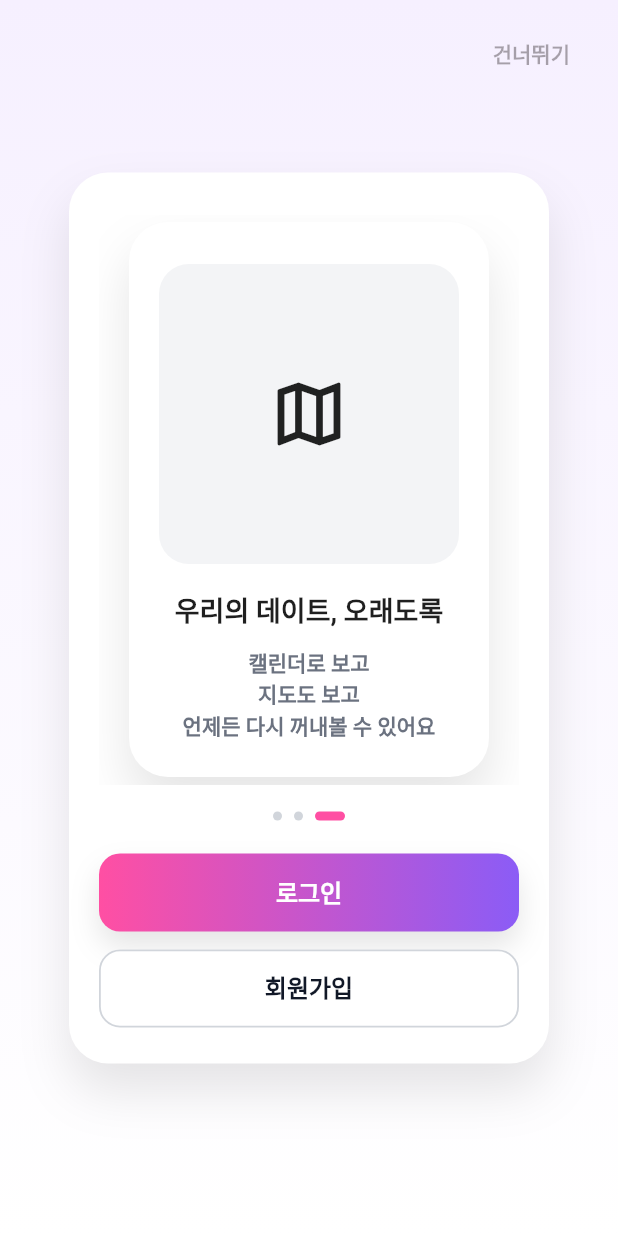
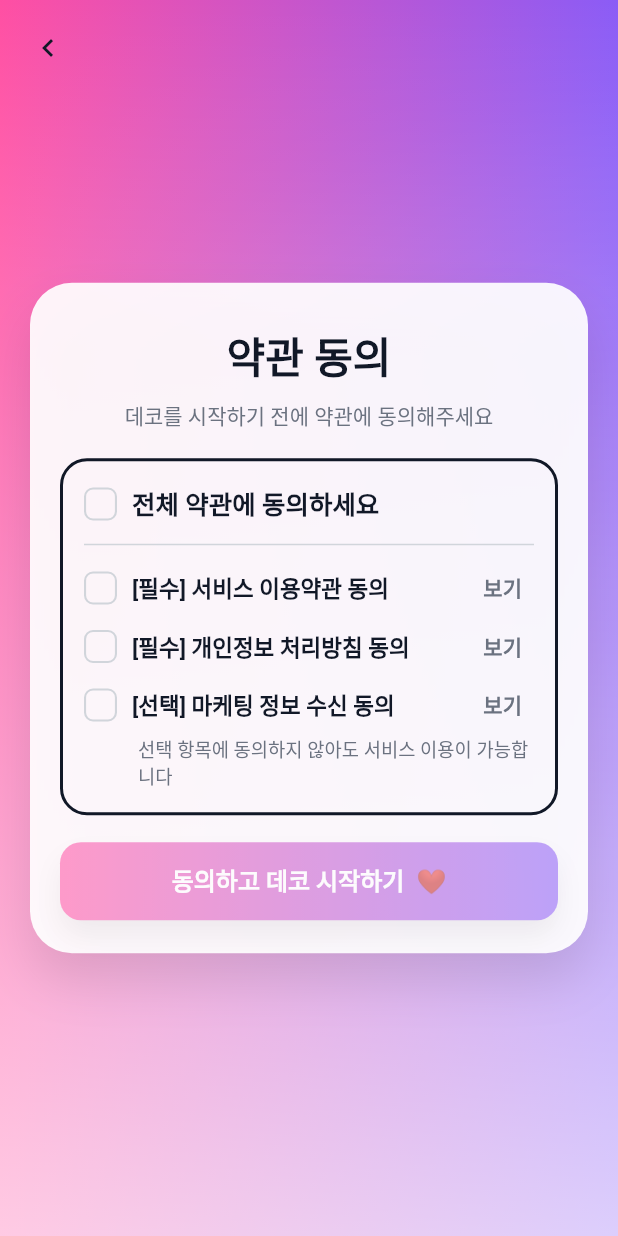
Before and after one commit to JIKYUNGHEE/Deco, a Flutter app: the screen it shows after launch, after a tap on "다음", after a tap on "건너뛰기", after a tap on "회원가입", on a phone screen of 412 x 824 dp. Run offline on Flutter 3.47's test engine with Material 3 defaults, Android fonts, the light colour scheme and no system bars; our stand-ins replace firebase_core, go_router; accounts and stored records are empty; Roboto replaces fonts that are missing (Cafe24SsurroundAir).

Commit message:
feat: 약관동의 ui 완성

```diff
--- a/lib/routing/router.dart
+++ b/lib/routing/router.dart
@@ -7,6 +7,7 @@ import 'package:deco/ui/home/home_screen.dart';
 import 'package:deco/ui/login/login_screen.dart';
 import 'package:deco/ui/mypage/mypage_screen.dart';
 import 'package:deco/ui/onboarding/onboarding_screen.dart';
+import 'package:deco/ui/terms/terms_agree_screen.dart';
 import 'package:flutter/material.dart';
 import 'package:go_router/go_router.dart';
 
@@ -36,38 +37,39 @@ GoRouter createRouter(AppState appState) {
     navigatorKey: _rootNavigatorKey,
     initialLocation: '/onboarding',
     refreshListenable: appState,
-    redirect: (context, state) {
-      final loc = state.matchedLocation;
-
-      if(loc == '/theme') return null;
-
-      final inOnboarding = loc == '/onboarding';
-      final inLogin = loc == '/login';
-      final inConnect = loc == '/connect';
-
-      final inShell = loc == '/home' || loc =='/course' || loc == '/calendar' || loc == '/mypage';
-
-      if(!appState.onboardingDone) {
-        return inOnboarding ? null : '/onboarding';
-      }
-
-      if(!appState.signedIn) {
-        return inLogin ? null : '/login';
-      }
-
-      if(!appState.coupleConnected) {
-        return inConnect ? null : '/connect';
-      }
-
-      if(inOnboarding || inLogin || inConnect) {
-        return '/home';
-      }
-
-      return null;
-    },
+    // redirect: (context, state) {
+    //   final loc = state.matchedLocation;
+    //
+    //   if(loc == '/theme') return null;
+    //
+    //   final inOnboarding = loc == '/onboarding';
+    //   final inLogin = loc == '/login';
+    //   final inConnect = loc == '/connect';
+    //
+    //   final inShell = loc == '/home' || loc =='/course' || loc == '/calendar' || loc == '/mypage';
+    //
+    //   if(!appState.onboardingDone) {
+    //     return inOnboarding ? null : '/onboarding';
+    //   }
+    //
+    //   if(!appState.signedIn) {
+    //     return inLogin ? null : '/login';
+    //   }
+    //
+    //   if(!appState.coupleConnected) {
+    //     return inConnect ? null : '/connect';
+    //   }
+    //
+    //   if(inOnboarding || inLogin || inConnect) {
+    //     return '/home';
+    //   }
+    //
+    //   return null;
+    // },
     routes: [
       GoRoute(path: '/theme', builder: (context, state) => ThemePreviewPage()),
       GoRoute(path: '/onboarding', builder: (context, state) => OnboardingScreen()),
+      GoRoute(path: '/terms', builder: (context, state) => TermsAgreeScreen()),
       GoRoute(path: '/login', builder: (context, state) => LoginScreen()),
       GoRoute(path: '/connect', builder: (context, state) => ConnectScreen()),
       StatefulShellRoute.indexedStack(
--- a/lib/ui/onboarding/onboarding_screen.dart
+++ b/lib/ui/onboarding/onboarding_screen.dart
@@ -79,7 +79,7 @@ class _OnboardingScreenState extends State<OnboardingScreen> {
                                 const SizedBox(height: 12),
                                 DecoOutlinedButton(
                                   label: '회원가입',
-                                  onPressed: () => context.go('/signup'),
+                                  onPressed: () => context.go('/terms'),
                                 ),
                               ],
                             )
--- /dev/null
+++ b/lib/ui/terms/notion_links.dart
@@ -0,0 +1,5 @@
+class NotionLinks {
+  static const serviceTerms = 'https://honeysuckle-periodical-752.notion.site/DECO-2cbb6650ca18804da7bdf35206eb1aeb';  // 서비스 이용약관 노션 공개 URL
+  static const privacyPolicy = 'https://honeysuckle-periodical-752.notion.site/DECO-2cbb6650ca18804da7bdf35206eb1aeb'; // 개인정보 처리방침 URL
+  static const marketing = 'https://honeysuckle-periodical-752.notion.site/DECO-2cbb6650ca18804da7bdf35206eb1aeb';     // 마케팅 수신 동의 URL
+}
--- /dev/null
+++ b/lib/ui/terms/terms_agree_screen.dart
@@ -0,0 +1,365 @@
+import 'package:flutter/material.dart';
+import 'package:go_router/go_router.dart';
+import 'package:url_launcher/url_launcher.dart';
+
+import '../core/themes/deco_theme_extension.dart';
+import '../core/widgets/deco_press_scale.dart';
+import '../core/widgets/deco_primary_button.dart';
+import 'notion_links.dart';
+
+class TermsAgreeScreen extends StatefulWidget {
+  const TermsAgreeScreen({super.key});
+
+  @override
+  State<TermsAgreeScreen> createState() => _TermsAgreeScreenState();
+}
+
+Future<void> openUrl(String url) async {
+  final uri = Uri.parse(url);
+  if (!await launchUrl(uri, mode: LaunchMode.externalApplication)) {
+    throw Exception('Could not launch $url');
+  }
+}
+
+class _TermsAgreeScreenState extends State<TermsAgreeScreen> {
+  bool agreeService = false;
+  bool agreePrivacy = false;
+  bool agreeMarketing = false;
+
+  bool get agreeAll => agreeService && agreePrivacy && agreeMarketing;
+
+  bool get canStart => agreeService && agreePrivacy;
+
+  void toggleAll(bool v) {
+    setState(() {
+      agreeService = v;
+      agreePrivacy = v;
+      agreeMarketing = v;
+    });
+  }
+
+  @override
+  Widget build(BuildContext context) {
+    final decoTheme = Theme.of(context).extension<DecoThemeExtension>()!;
+    return Scaffold(
+      body: Stack(
+        children: [
+          Positioned.fill(
+            child: Container(
+              decoration: BoxDecoration(gradient: decoTheme.primaryGradient),
+            ),
+          ),
+          Positioned.fill(
+            child: Container(
+              decoration: const BoxDecoration(
+                gradient: LinearGradient(
+                  begin: Alignment.topCenter,
+                  end: Alignment.bottomCenter,
+                  colors: [
+                    Color(0x00FFFFFF), // 투명
+                    Color(0xB3FFFFFF), // 아래로 갈수록 흰색
+                  ],
+                ),
+              ),
+            ),
+          ),
+          SafeArea(
+            child: Stack(
+              children: [
+                Positioned(
+                  left: 8,
+                  top: 8,
+                  child: IconButton(
+                    onPressed: () => context.pop(),
+                    icon: Icon(
+                      Icons.chevron_left,
+                      color: decoTheme.textPrimary,
+                    ),
+                  ),
+                ),
+
+                Center(
+                  child: Padding(
+                    padding: const EdgeInsets.symmetric(horizontal: 20),
+                    child: _Card(
+                      child: Column(
+                        mainAxisSize: MainAxisSize.min,
+                        children: [
+                          const SizedBox(height: 6),
+                          Text(
+                            '약관 동의',
+                            style: TextStyle(
+                              fontSize: 28,
+                              fontWeight: FontWeight.w800,
+                              color: decoTheme.textPrimary,
+                            ),
+                          ),
+                          const SizedBox(height: 8),
+                          Text(
+                            '데코를 시작하기 전에 약관에 동의해주세요',
+                            style: TextStyle(
+                              fontSize: 14,
+                              fontWeight: FontWeight.w500,
+                              color: decoTheme.textSecondary,
+                            ),
+                          ),
+                          const SizedBox(height: 18),
+
+                          _AgreeBox(
+                            child: Column(
+                              children: [
+                                _AgreeRow(
+                                  checked: agreeAll,
+                                  label: '전체 약관에 동의하세요',
+                                  onChanged: toggleAll,
+                                  bold: true,
+                                ),
+                                const SizedBox(height: 14),
+                                Divider(
+                                  height: 1,
+                                  thickness: 1,
+                                  color: decoTheme.outlineColor,
+                                ),
+                                const SizedBox(height: 14),
+
+                                _AgreeRow(
+                                  checked: agreeService,
+                                  label: '[필수] 서비스 이용약관 동의',
+                                  onChanged: (v) {
+                                    agreeService = v;
+                                    setState(() {});
+                                  },
+                                  trailing: _ViewLink(
+                                    onTap: () => openUrl(NotionLinks.serviceTerms),
+                                  ),
+                                ),
+                                const SizedBox(height: 10),
+
+                                _AgreeRow(
+                                  checked: agreePrivacy,
+                                  label: '[필수] 개인정보 처리방침 동의',
+                                  onChanged: (v) {
+                                    agreePrivacy = v;
+                                    setState(() {});
+                                  },
+                                  trailing: _ViewLink(
+                                    onTap: () => openUrl(NotionLinks.privacyPolicy),
+                                  ),
+                                ),
+                                const SizedBox(height: 10),
+
+                                _AgreeRow(
+                                  checked: agreeMarketing,
+                                  label: '[선택] 마케팅 정보 수신 동의',
+                                  onChanged: (v) {
+                                    agreeMarketing = v;
+                                    setState(() {});
+                                  },
+                                  trailing: _ViewLink(
+                                    onTap: () => openUrl(NotionLinks.serviceTerms),
+                                  ),
+                                  subText: '선택 항목에 동의하지 않아도 서비스 이용이 가능합니다',
+                                ),
+                              ],
+                            ),
+                          ),
+
+                          const SizedBox(height: 18),
+
+                          // 하단 CTA
+                          Opacity(
+                            opacity: canStart ? 1.0 : 0.55,
+                            child: IgnorePointer(
+                              ignoring: !canStart,
+                              child: DecoPrimaryButton(
+                                label: '동의하고 데코 시작하기  ❤',
+                                onPressed: () {
+                                  // TODO: (필수 동의 저장) 후 다음 단계
+                                  // 예: context.go('/signup'); 또는 홈/커플연결
+                                },
+                              ),
+                            ),
+                          ),
+                        ],
+                      ),
+                    ),
+                  ),
+                ),
+              ],
+            ),
+          ),
+        ],
+      ),
+    );
+  }
+}
+
+class _Card extends StatelessWidget {
+  final Widget child;
+
+  const _Card({required this.child});
+
+  @override
+  Widget build(BuildContext context) {
+    return Container(
+      width: double.infinity,
+      padding: const EdgeInsets.fromLTRB(20, 22, 20, 22),
+      decoration: BoxDecoration(
+        color: Colors.white.withOpacity(0.92),
+        borderRadius: BorderRadius.circular(28),
+        boxShadow: const [
+          BoxShadow(
+            blurRadius: 28,
+            offset: Offset(0, 18),
+            color: Color(0x1A000000),
+          ),
+        ],
+      ),
+      child: child,
+    );
+  }
+}
+
+class _AgreeBox extends StatelessWidget {
+  final Widget child;
+
+  const _AgreeBox({required this.child});
+
+  @override
+  Widget build(BuildContext context) {
+    final decoTheme = Theme.of(context).extension<DecoThemeExtension>()!;
+    return Container(
+      padding: const EdgeInsets.fromLTRB(14, 16, 14, 16),
+      decoration: BoxDecoration(
+        color: Colors.transparent,
+        borderRadius: BorderRadius.circular(18),
+        border: Border.all(color: decoTheme.textPrimary, width: 2),
+      ),
+      child: child,
+    );
+  }
+}
+
+class _AgreeRow extends StatelessWidget {
+  final bool checked;
+  final String label;
+  final bool bold;
+  final ValueChanged<bool> onChanged;
+  final Widget? trailing;
+  final String? subText;
+
+  const _AgreeRow({
+    required this.checked,
+    required this.label,
+    required this.onChanged,
+    this.bold = false,
+    this.trailing,
+    this.subText,
+  });
+
+  @override
+  Widget build(BuildContext context) {
+    final decoTheme = Theme.of(context).extension<DecoThemeExtension>()!;
+    return Column(
+      crossAxisAlignment: CrossAxisAlignment.start,
+      children: [
+        Row(
+          children: [
+            _DecoCheck(value: checked, onChanged: onChanged),
+            const SizedBox(width: 10),
+            Expanded(
+              child: Text(
+                label,
+                style: TextStyle(
+                  fontSize: bold ? 17 : 15,
+                  fontWeight: bold ? FontWeight.w800 : FontWeight.w600,
+                  color: decoTheme.textPrimary,
+                ),
+              ),
+            ),
+            if (trailing != null) trailing!,
+          ],
+        ),
+        if (subText != null) ...[
+          const SizedBox(height: 6),
+          Padding(
+            padding: const EdgeInsets.only(left: 36),
+            child: Text(
+              subText!,
+              style: TextStyle(
+                fontSize: 12.5,
+                height: 1.35,
+                color: decoTheme.textSecondary,
+                fontWeight: FontWeight.w500,
+              ),
+            ),
+          ),
+        ],
+      ],
+    );
+  }
+}
+
+class _DecoCheck extends StatelessWidget {
+  final bool value;
+  final ValueChanged<bool> onChanged;
+
+  const _DecoCheck({required this.value, required this.onChanged});
+
+  @override
+  Widget build(BuildContext context) {
+    final deco = Theme.of(context).extension<DecoThemeExtension>()!;
+
+    return DecoPressScale(
+      enabled: true,
+      pressedScale: 1.05,
+      child: InkWell(
+        borderRadius: BorderRadius.circular(8),
+        onTap: () => onChanged(!value),
+        child: Container(
+          width: 22,
+          height: 22,
+          decoration: BoxDecoration(
+            color: value
+                ? deco.outlinePressed.withOpacity(0.12)
+                : Colors.transparent,
+            borderRadius: BorderRadius.circular(6),
+            border: Border.all(
+              color: value ? deco.outlinePressed : deco.outlineColor,
+              width: 1.4,
+            ),
+          ),
+          child: value
+              ? Icon(Icons.check, size: 16, color: deco.outlinePressed)
+              : null,
+        ),
+      ),
+    );
+  }
+}
+
+class _ViewLink extends StatelessWidget {
+  final VoidCallback onTap;
+
+  const _ViewLink({required this.onTap});
+
+  @override
+  Widget build(BuildContext context) {
+    final deco = Theme.of(context).extension<DecoThemeExtension>()!;
+    return TextButton(
+      onPressed: onTap,
+      style: TextButton.styleFrom(
+        padding: const EdgeInsets.symmetric(horizontal: 8, vertical: 6),
+        minimumSize: Size.zero,
+        tapTargetSize: MaterialTapTargetSize.shrinkWrap,
+      ),
+      child: Text(
+        '보기',
+        style: TextStyle(
+          fontWeight: FontWeight.w700,
+          color: deco.textSecondary,
+        ),
+      ),
+    );
+  }
+}
--- a/pubspec.yaml
+++ b/pubspec.yaml
@@ -38,6 +38,7 @@ dependencies:
   provider: ^6.1.5
   firebase_core: ^4.3.0
   firebase_auth: ^6.1.3
+  url_launcher: ^6.3.2
 
 dev_dependencies:
   flutter_test:
```
Also changed, not shown: 1 other file.
